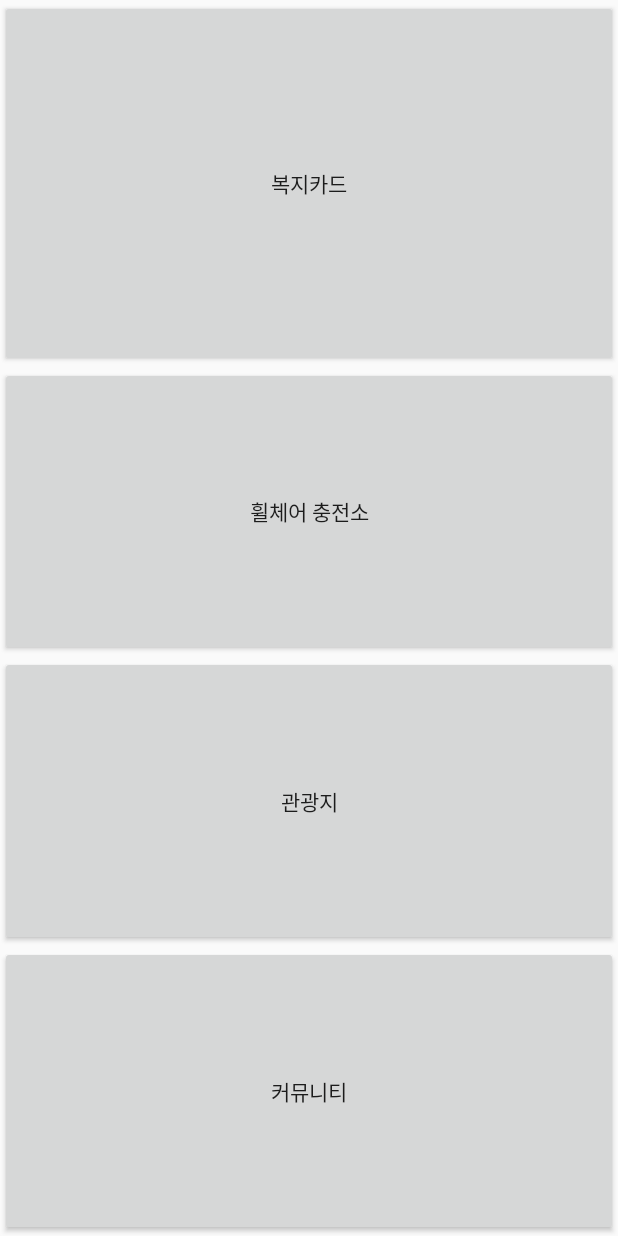
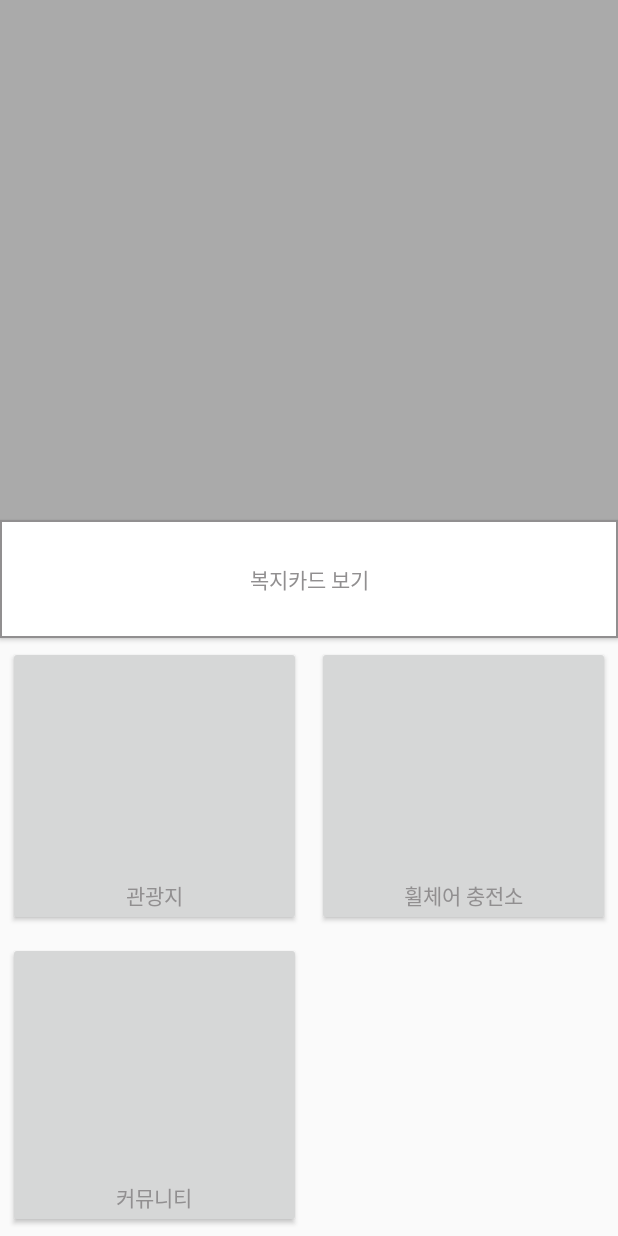
Before and after one commit to SeoulAppContestPrizeNo1/AngelWalk, an Android app: the layout fragment_home.xml on its own in the app's theme, with its tools: preview values and no code run, on a phone screen of 412 x 824 dp. Run offline under Robolectric (Android 15) with nearby library versions, the phone set to English and light mode, and no system bars.

Commit message:
타이틀바 삭제, 탭 메뉴 아이콘 추가, 홈화면 UI

```diff
--- /dev/null
+++ b/app/src/main/res/drawable/main_card_button.xml
@@ -0,0 +1,15 @@
+<?xml version="1.0" encoding="utf-8"?>
+<shape xmlns:android="http://schemas.android.com/apk/res/android"
+    android:shape="rectangle">
+    <gradient
+        android:angle="45"
+        android:centerColor="#FFFFFF"
+        android:centerX="40%"
+        android:endColor="#FFFFFF"
+        android:startColor="#FFFFFF"
+        android:type="linear" />
+
+    <stroke
+        android:width="1dp"
+        android:color="#918F90" />
+</shape>
--- a/app/src/main/res/layout/fragment_home.xml
+++ b/app/src/main/res/layout/fragment_home.xml
@@ -11,48 +11,82 @@ android:id="@+id/fragmentHome">
         android:layout_width="match_parent"
         android:layout_height="match_parent"
         android:orientation="vertical"
-        android:weightSum="4">
+        android:weightSum="10">
+
+        <ImageView
+            android:id="@+id/mainImage"
+            android:layout_width="match_parent"
+            android:layout_height="wrap_content"
+            android:layout_weight="5"
+            app:srcCompat="@android:color/darker_gray" />
 
         <Button
             android:id="@+id/btnCard"
             android:layout_width="match_parent"
-            android:layout_height="100dp"
-            android:text="복지카드"
-            android:layout_weight="1"/>
+            android:layout_height="10dp"
+            android:text="복지카드 보기"
+            android:textColor="#918F90"
+            android:layout_weight="1"
+            android:background="@drawable/main_card_button"/>
 
         <LinearLayout
             android:id="@+id/wrapOne"
             android:layout_width="match_parent"
             android:layout_height="wrap_content"
-            android:orientation="vertical"
-            android:weightSum="3"
-            android:layout_weight="3"
-            app:layout_constraintTop_toBottomOf="@+id/btnCard">
+            android:weightSum="2"
+            android:layout_weight="2"
+            android:orientation="horizontal">
+
+            <Button
+                android:id="@+id/btnTourism"
+                android:layout_width="match_parent"
+                android:layout_height="match_parent"
+                android:layout_margin="5dp"
+                android:layout_weight="1"
+                android:textColor="#918F90"
+                android:text="관광지"
+                android:gravity="bottom|center"
+                />
 
             <Button
                 android:id="@+id/btnCharging"
                 android:layout_width="match_parent"
-                android:layout_height="wrap_content"
+                android:layout_height="match_parent"
                 android:layout_weight="1"
-                android:text="휠체어 충전소"/>
+                android:textColor="#918F90"
+                android:text="휠체어 충전소"
+                android:gravity="bottom|center"
+                android:layout_margin="5dp"/>
 
-            <Button
-                android:id="@+id/btnTourism"
-                android:layout_width="match_parent"
-                android:layout_height="wrap_content"
-                android:layout_weight="1"
-                android:text="관광지"/>
+        </LinearLayout>
 
+
+        <LinearLayout
+            android:id="@+id/wrapTwo"
+            android:layout_width="match_parent"
+            android:layout_height="wrap_content"
+            android:weightSum="2"
+            android:layout_weight="2"
+            android:orientation="horizontal">
 
             <Button
                 android:id="@+id/btnPost"
                 android:layout_width="match_parent"
-                android:layout_height="wrap_content"
+                android:layout_height="match_parent"
                 android:layout_weight="1"
-                android:text="커뮤니티"/>
+                android:text="커뮤니티"
+                android:textColor="#918F90"
+                android:gravity="bottom|center"
+                android:layout_margin="5dp"/>
 
+            <Button
+                android:id="@+id/btnHidden"
+                android:layout_width="match_parent"
+                android:layout_height="match_parent"
+                android:layout_margin="5dp"
+                android:layout_weight="1"
+                android:visibility="invisible" />
         </LinearLayout>
-
 
     </LinearLayout>
 
--- a/app/src/main/res/values/styles.xml
+++ b/app/src/main/res/values/styles.xml
@@ -6,6 +6,9 @@
         <item name="colorPrimary">#E8890D</item>
         <item name="colorPrimaryDark">#E8890D</item>
         <item name="colorAccent">#E8890D</item>
+
+        <item name="windowActionBar">false</item>
+        <item name="windowNoTitle">true</item>
     </style>
 
 </resources>
```
Also changed, not shown: app/src/main/res/drawable/icon_home.png, app/src/main/res/drawable/icon_setting.png.
